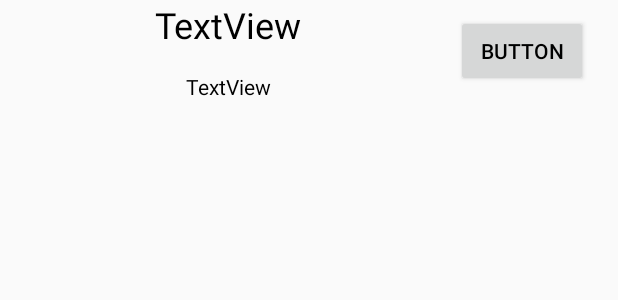
After one commit to adityapatel-sudo/FlashcardApp, an Android app: the layout custom_cardlist_item_view.xml on its own in the app's theme, with its tools: preview values and no code run, on a phone screen of 412 x 824 dp. The commit adds this screen. Shown: the top 300 px of the screen. Run offline under Robolectric (Android 15) with nearby library versions, the phone set to English and light mode, and no system bars.

Commit message:
Implemented delete function for cards changed FlashcardModel.kt to remove deckId as parameter and only ask for adding, and reading. - 8/9/2020

```diff
--- a/app/src/main/java/com/adityap/flashy_createflashcards/CreateDeckActivity.kt
+++ b/app/src/main/java/com/adityap/flashy_createflashcards/CreateDeckActivity.kt
@@ -21,8 +21,8 @@ class CreateDeckActivity : AppCompatActivity() {
         setSupportActionBar(toolbar)
         mFlashcardDatabaseHelper = FlashcardDatabaseHelper(this)
         read_edittext_button.setOnClickListener(View.OnClickListener { //The following adds name and description of deck into the deck table in db
-            val editTextDeckName = editTextDeckName.getText().toString()
-            val editTextDeckDescription = editTextDescription.getText().toString()
+            val editTextDeckName = editTextDeckName.text.toString()
+            val editTextDeckDescription = editTextDescription.text.toString()
             mFlashcardDatabaseHelper!!.addDeck(DeckModel(deckName = editTextDeckName, deckDescription = editTextDeckDescription))
             val result = Intent()
             setResult(Activity.RESULT_OK, result)
--- a/app/src/main/java/com/adityap/flashy_createflashcards/MainActivity.kt
+++ b/app/src/main/java/com/adityap/flashy_createflashcards/MainActivity.kt
@@ -36,12 +36,12 @@ class MainActivity : AppCompatActivity() {
 
         mDeckModelList = mFlashcardDatabaseHelper!!.readDeck()
         mDeckListAdapter = DeckListAdapter(this, mDeckModelList!!)
-        listview.setAdapter(mDeckListAdapter)
-        listview.setOnItemClickListener(OnItemClickListener { _, _, position, _ ->
+        listview.adapter = mDeckListAdapter
+        listview.onItemClickListener = OnItemClickListener { _, _, position, _ ->
             val intent = Intent(this, ReviewDeckActivity::class.java)
             intent.putExtra("Deck", mDeckModelList!![position])
             startActivity(intent)
-        })
+        }
     }
 
     override fun onActivityResult(requestCode: Int, resultCode: Int, data: Intent?) {
--- a/app/src/main/java/com/adityap/flashy_createflashcards/ReviewDeckActivity.kt
+++ b/app/src/main/java/com/adityap/flashy_createflashcards/ReviewDeckActivity.kt
@@ -37,7 +37,7 @@ class ReviewDeckActivity : AppCompatActivity() {
         mFlashcardDatabaseHelper = FlashcardDatabaseHelper(this)
         mCardModelList.addAll(mFlashcardDatabaseHelper.readFlashcards(deckModel.id))
 
-        mCardListAdapter = CardListAdapter(this, mCardModelList)
+        mCardListAdapter = CardListAdapter(this, mCardModelList, deckModel.id)
 
         textViewDeckName.text = deckModel.deckName
         textViewDeckDescription.text = deckModel.deckDescription
--- a/app/src/main/java/com/adityap/flashy_createflashcards/models/FlashcardModel.kt
+++ b/app/src/main/java/com/adityap/flashy_createflashcards/models/FlashcardModel.kt
@@ -10,8 +10,7 @@ data class FlashcardModel(val id: Int = 0, val word: String, val definition: Str
     constructor(parcel: Parcel) : this(
             parcel.readInt(),
             requireNotNull(parcel.readString()),
-            requireNotNull(parcel.readString())) {
-    }
+            requireNotNull(parcel.readString()))
 
     override fun writeToParcel(parcel: Parcel, flags: Int) {
         parcel.writeInt(id)
--- /dev/null
+++ b/app/src/main/res/layout/custom_cardlist_item_view.xml
@@ -0,0 +1,41 @@
+<?xml version="1.0" encoding="utf-8"?>
+<androidx.constraintlayout.widget.ConstraintLayout
+    xmlns:android="http://schemas.android.com/apk/res/android"
+    xmlns:app="http://schemas.android.com/apk/res-auto"
+    xmlns:tools="http://schemas.android.com/tools"
+    android:layout_width="match_parent"
+    android:layout_height="match_parent">
+
+    <TextView
+        android:id="@+id/cardName"
+        android:layout_width="wrap_content"
+        android:layout_height="48dp"
+        android:text="TextView"
+        android:textSize="24sp"
+        app:layout_constraintEnd_toStartOf="@+id/deleteCardButton"
+        app:layout_constraintStart_toStartOf="parent"
+        app:layout_constraintTop_toTopOf="parent" />
+
+    <TextView
+        android:id="@+id/cardDescription"
+        android:layout_width="wrap_content"
+        android:layout_height="wrap_content"
+        android:text="TextView"
+        android:textSize="14sp"
+        app:layout_constraintEnd_toStartOf="@+id/deleteCardButton"
+        app:layout_constraintStart_toStartOf="parent"
+        app:layout_constraintTop_toBottomOf="@+id/cardName" />
+
+    <Button
+        android:id="@+id/deleteCardButton"
+        android:layout_width="wrap_content"
+        android:layout_height="wrap_content"
+        android:layout_marginTop="20dp"
+        android:layout_marginEnd="20dp"
+        android:layout_marginRight="20dp"
+        android:layout_marginBottom="20dp"
+        android:text="Button"
+        app:layout_constraintBottom_toBottomOf="@+id/cardDescription"
+        app:layout_constraintEnd_toEndOf="parent"
+        app:layout_constraintTop_toTopOf="parent" />
+</androidx.constraintlayout.widget.ConstraintLayout>
```
Also changed, not shown: app/src/main/java/com/adityap/flashy_createflashcards/FlashcardDatabaseHelper.kt (+9 -3 lines), app/src/main/java/com/adityap/flashy_createflashcards/adapters/CardListAdapter.kt (+19 -8 lines), app/src/main/java/com/adityap/flashy_createflashcards/dialogs/AddCardDialog.kt (+9 -6 lines), app/src/main/res/layout/custom_deckname_item_view.xml (+18 -11 lines).
